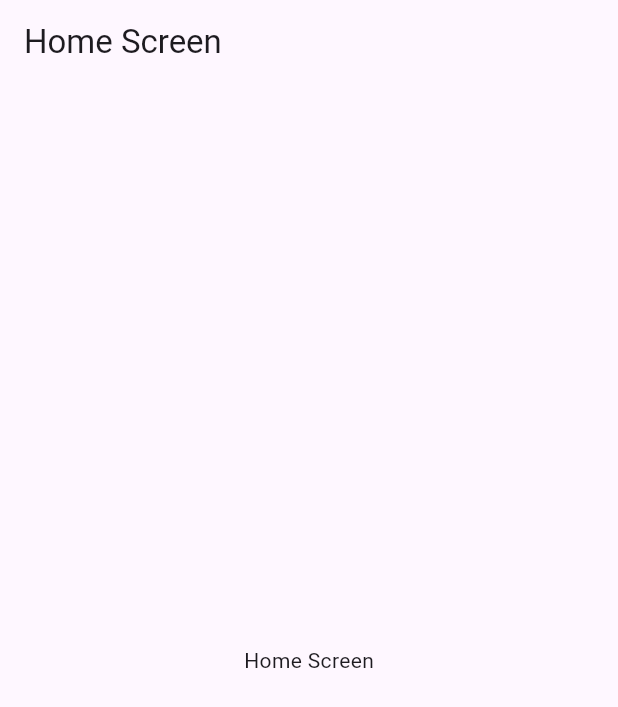
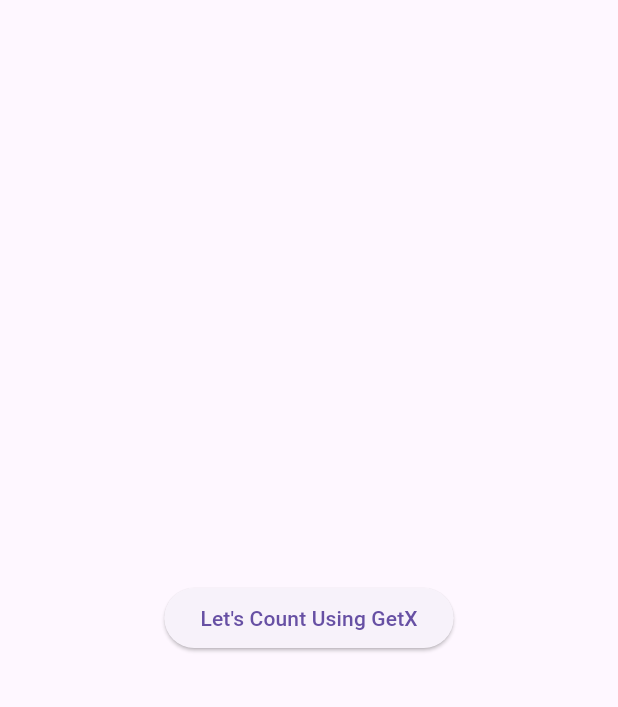
Before and after one commit to mehediFlutter/GetX-Basic, a Flutter app: the screen it shows after launch, on a phone screen of 412 x 824 dp. Shown: the top 707 px of the screen. Run offline on Flutter 3.47's test engine with Material 3 defaults, Android fonts, the light colour scheme and no system bars; our stand-ins replace get.

Commit message:
Counter Screen

```diff
--- a/lib/material_app/my_app.dart
+++ b/lib/material_app/my_app.dart
@@ -1,4 +1,5 @@
 import 'package:flutter/material.dart';
+import 'package:get/get.dart';
 import 'package:getx_basic/screen/home_screen.dart';
 
 class MyApp extends StatefulWidget {
@@ -11,7 +12,7 @@
 class _MyAppState extends State<MyApp> {
   @override
   Widget build(BuildContext context) {
-    return MaterialApp(
+    return GetMaterialApp(
       title: "Basic GetX",
       home: HomeScreen(),
     );
--- a/lib/re_usable_base_screen.dart
+++ b/lib/re_usable_base_screen.dart
@@ -0,0 +1,11 @@
+import 'package:flutter/material.dart';
+
+class ReUsableBaseScreen extends StatelessWidget {
+  final Widget child;
+  const ReUsableBaseScreen({super.key, required this.child});
+
+  @override
+  Widget build(BuildContext context) {
+    return SafeArea(child: child);
+  }
+}
--- a/lib/screen/home_screen.dart
+++ b/lib/screen/home_screen.dart
@@ -1,4 +1,6 @@
 import 'package:flutter/material.dart';
+import 'package:get/get.dart';
+import 'package:getx_basic/re_usable_base_screen.dart';
 
 class HomeScreen extends StatefulWidget {
   const HomeScreen({super.key});
@@ -10,12 +12,23 @@
 class _HomeScreenState extends State<HomeScreen> {
   @override
   Widget build(BuildContext context) {
-    return Scaffold(
-      appBar: AppBar(
-        title: const Text("Home Screen"),
-      ),
-      body: const Center(
-        child: Text("Home Screen"),
+    return ReUsableBaseScreen(
+      child: Scaffold(
+        body: SizedBox(
+          width: double.infinity,
+          child: Column(
+            mainAxisAlignment: MainAxisAlignment.center,
+            crossAxisAlignment: CrossAxisAlignment.center,
+            children: [
+              ElevatedButton(
+                onPressed: () {
+                  Get.to();
+                },
+                child: const Text("Let's Count Using GetX"),
+              ),
+            ],
+          ),
+        ),
       ),
     );
   }
```
Also changed, not shown: lib/screen/count_screen.dart (added).
